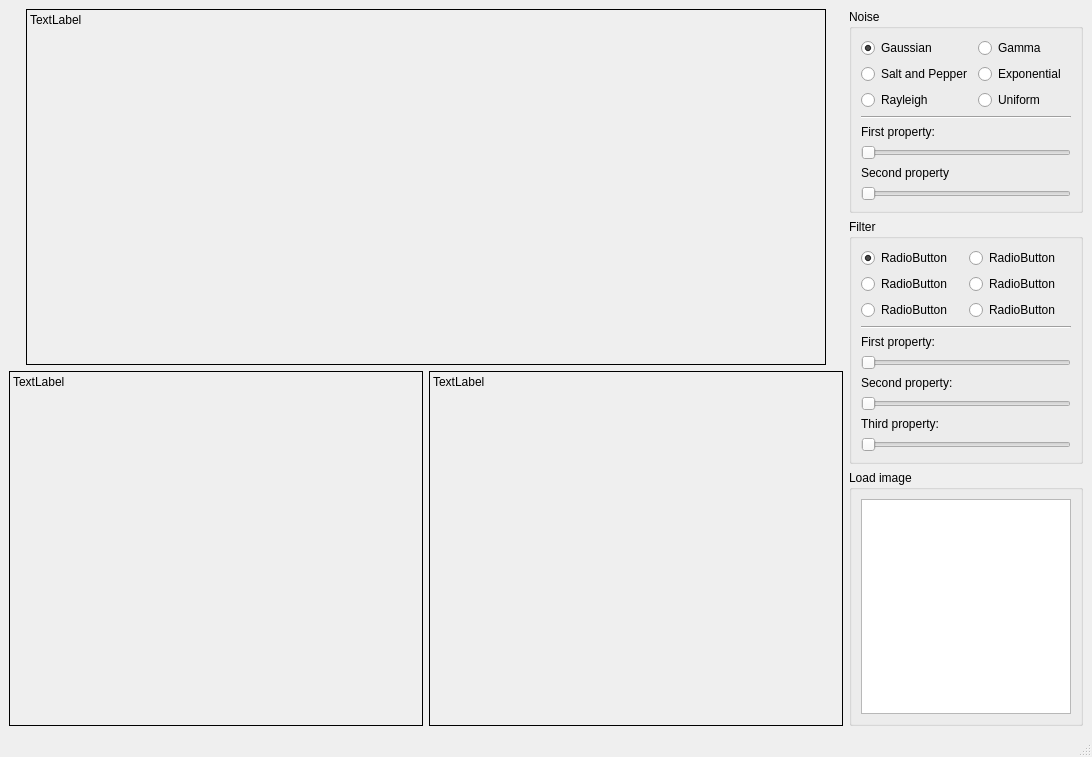
The window that App.ui (HazemKelziye/NoiseRestorationApp) describes before a commit, drawn with Qt 5.
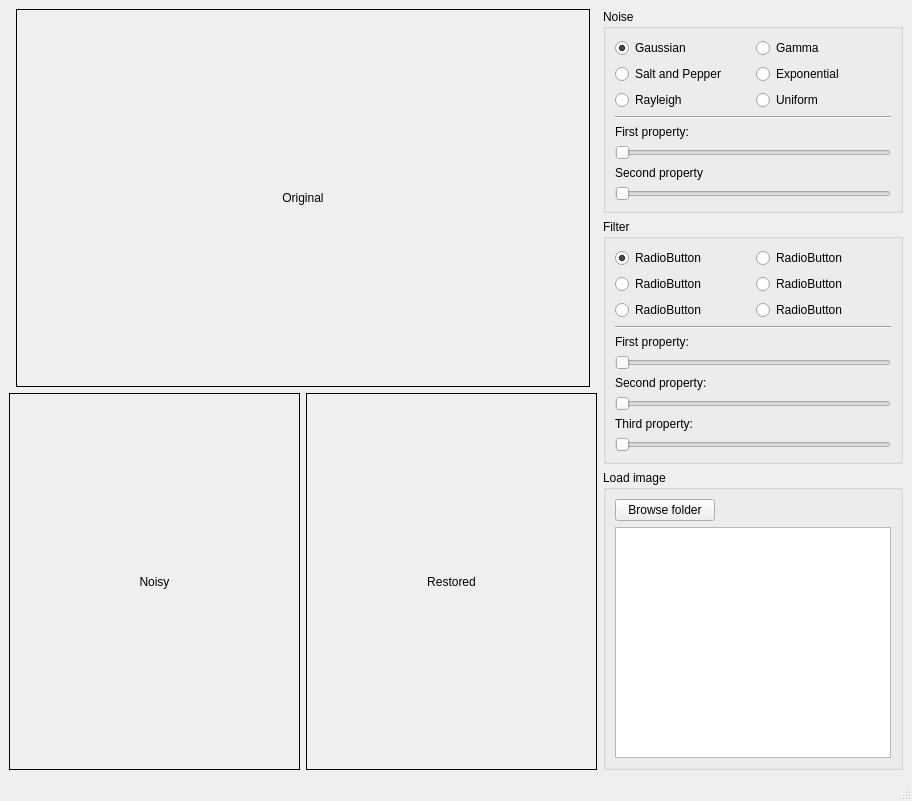
The same window after the commit.

The edit to the form file:
```diff
--- a/App.ui
+++ b/App.ui
@@ -6,8 +6,8 @@
    <rect>
     <x>0</x>
     <y>0</y>
-    <width>1092</width>
-    <height>757</height>
+    <width>912</width>
+    <height>801</height>
    </rect>
   </property>
   <property name="windowTitle">
@@ -24,36 +24,24 @@
           <property name="orientation">
            <enum>Qt::Horizontal</enum>
           </property>
-          <property name="sizeHint" stdset="0">
-           <size>
-            <width>40</width>
-            <height>20</height>
-           </size>
-          </property>
          </spacer>
         </item>
         <item>
          <widget class="QLabel" name="original_label">
           <property name="sizePolicy">
-           <sizepolicy hsizetype="Expanding" vsizetype="Preferred">
+           <sizepolicy hsizetype="Expanding" vsizetype="Expanding">
             <horstretch>0</horstretch>
             <verstretch>0</verstretch>
            </sizepolicy>
           </property>
-          <property name="minimumSize">
-           <size>
-            <width>800</width>
-            <height>0</height>
-           </size>
-          </property>
           <property name="frameShape">
            <enum>QFrame::Box</enum>
           </property>
           <property name="text">
-           <string>TextLabel</string>
+           <string>Original</string>
           </property>
           <property name="alignment">
-           <set>Qt::AlignLeading|Qt::AlignLeft|Qt::AlignTop</set>
+           <set>Qt::AlignCenter</set>
           </property>
          </widget>
         </item>
@@ -62,12 +50,6 @@
           <property name="orientation">
            <enum>Qt::Horizontal</enum>
           </property>
-          <property name="sizeHint" stdset="0">
-           <size>
-            <width>40</width>
-            <height>20</height>
-           </size>
-          </property>
          </spacer>
         </item>
        </layout>
@@ -76,27 +58,39 @@
        <layout class="QHBoxLayout" name="horizontalLayout_3">
         <item>
          <widget class="QLabel" name="noisy_label">
+          <property name="sizePolicy">
+           <sizepolicy hsizetype="Expanding" vsizetype="Expanding">
+            <horstretch>0</horstretch>
+            <verstretch>0</verstretch>
+           </sizepolicy>
+          </property>
           <property name="frameShape">
            <enum>QFrame::Box</enum>
           </property>
           <property name="text">
-           <string>TextLabel</string>
+           <string>Noisy</string>
           </property>
           <property name="alignment">
-           <set>Qt::AlignLeading|Qt::AlignLeft|Qt::AlignTop</set>
+           <set>Qt::AlignCenter</set>
           </property>
          </widget>
         </item>
         <item>
          <widget class="QLabel" name="restored_label">
+          <property name="sizePolicy">
+           <sizepolicy hsizetype="Expanding" vsizetype="Expanding">
+            <horstretch>0</horstretch>
+            <verstretch>0</verstretch>
+           </sizepolicy>
+          </property>
           <property name="frameShape">
            <enum>QFrame::Box</enum>
           </property>
           <property name="text">
-           <string>TextLabel</string>
+           <string>Restored</string>
           </property>
           <property name="alignment">
-           <set>Qt::AlignLeading|Qt::AlignLeft|Qt::AlignTop</set>
+           <set>Qt::AlignCenter</set>
           </property>
          </widget>
         </item>
@@ -365,9 +359,47 @@
         <property name="title">
          <string>Load image</string>
         </property>
-        <layout class="QHBoxLayout" name="horizontalLayout_10">
+        <layout class="QVBoxLayout" name="verticalLayout_7">
          <item>
-          <widget class="QListWidget" name="listWidget"/>
+          <widget class="QPushButton" name="pushButton">
+           <property name="maximumSize">
+            <size>
+             <width>100</width>
+             <height>16777215</height>
+            </size>
+           </property>
+           <property name="text">
+            <string>Browse folder</string>
+           </property>
+          </widget>
+         </item>
+         <item>
+          <widget class="QListWidget" name="images_list">
+           <property name="defaultDropAction">
+            <enum>Qt::IgnoreAction</enum>
+           </property>
+           <property name="iconSize">
+            <size>
+             <width>200</width>
+             <height>200</height>
+            </size>
+           </property>
+           <property name="isWrapping" stdset="0">
+            <bool>true</bool>
+           </property>
+           <property name="gridSize">
+            <size>
+             <width>225</width>
+             <height>100</height>
+            </size>
+           </property>
+           <property name="viewMode">
+            <enum>QListView::IconMode</enum>
+           </property>
+           <property name="uniformItemSizes">
+            <bool>true</bool>
+           </property>
+          </widget>
          </item>
         </layout>
        </widget>
```
Left out of the diff: 6 changed lines with no effect on the pictures.
